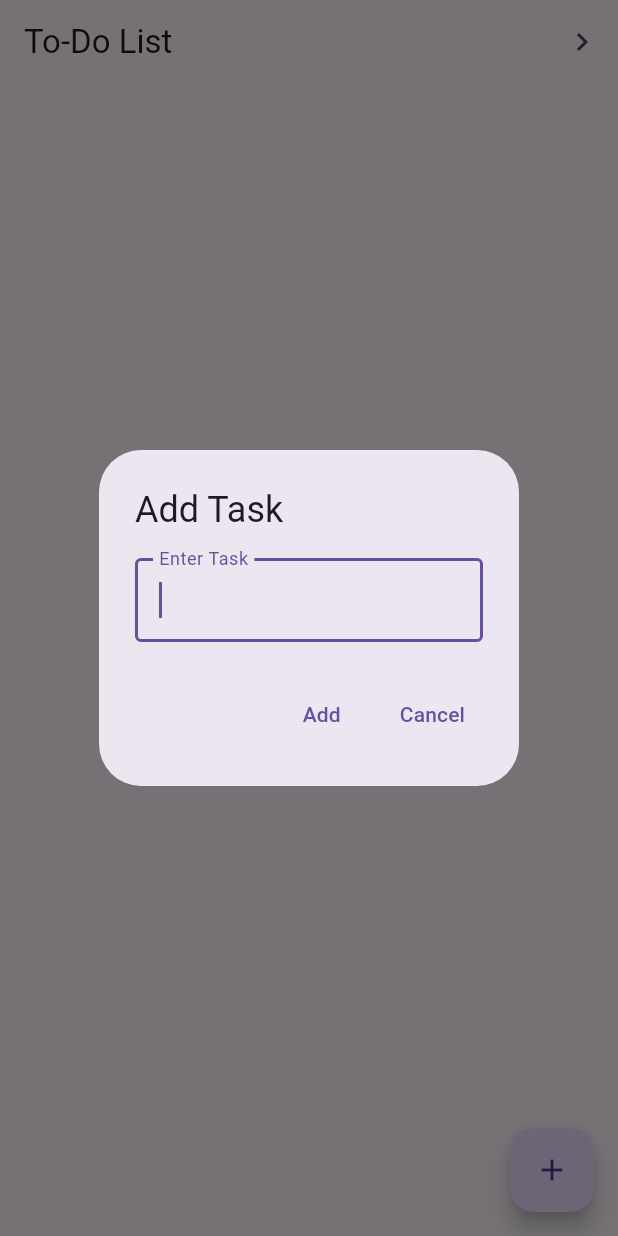
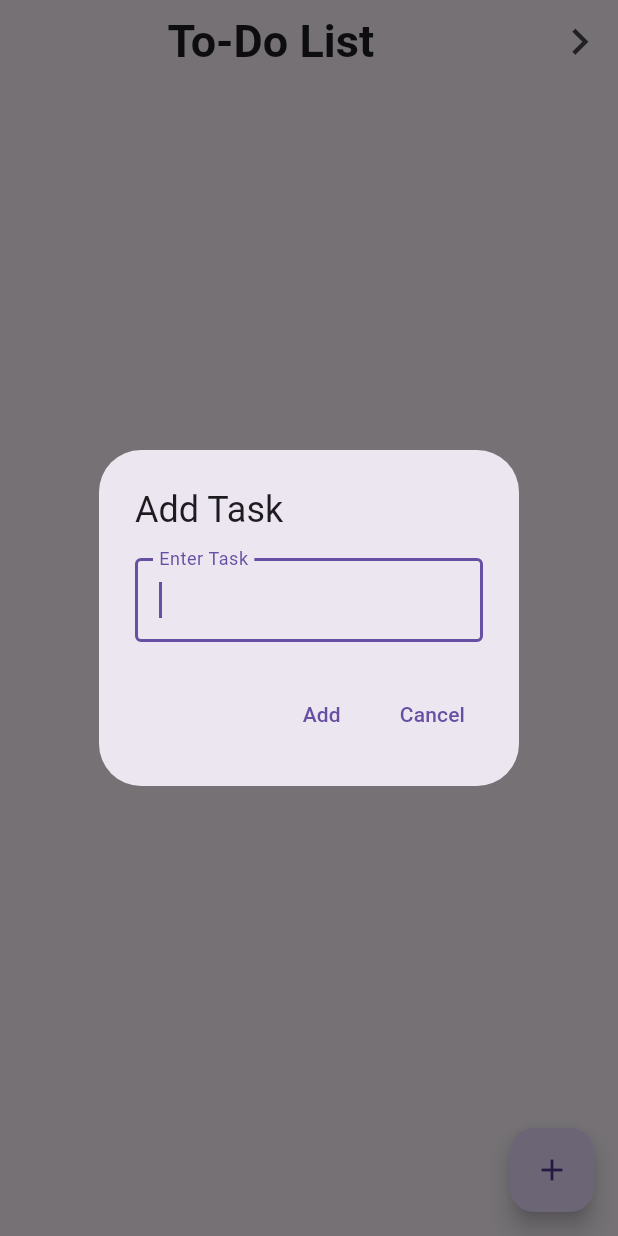
Before and after one commit to cha0uhanG/project, a Flutter app: the ToDoList screen opened directly, after a tap on the "add" icon, on a phone screen of 412 x 824 dp. Run offline on Flutter 3.47's test engine with Material 3 defaults, Android fonts, the phone set to English and light mode, and no system bars; our stand-ins replace shared_preferences; accounts and stored records are empty; network calls fail.

Commit message:
second commit

```diff
--- a/lib/Todoform.dart
+++ b/lib/Todoform.dart
@@ -3,9 +3,7 @@ import 'package:shared_preferences/shared_preferences.dart';
 import 'animal_screen.dart';
 import 'Animal_detail.dart';
 
-
-
-class TodoFormPage extends StatelessWidget {
+class TodoTaskPage extends StatelessWidget {
   @override
   Widget build(BuildContext context) {
     return MaterialApp(
@@ -26,15 +24,36 @@ class ToDoList extends StatefulWidget {
 class _ToDoListState extends State<ToDoList> {
   List<String> tasks = [];
 
+  @override
+  void initState() {
+    super.initState();
+    // Load tasks from shared preferences when the widget initializes
+    _loadTasks();
+  }
+
+  void _loadTasks() async {
+    SharedPreferences prefs = await SharedPreferences.getInstance();
+    setState(() {
+      tasks = prefs.getStringList('tasks') ?? [];
+    });
+  }
+
+  void _saveTasks() async {
+    SharedPreferences prefs = await SharedPreferences.getInstance();
+    await prefs.setStringList('tasks', tasks);
+  }
+
   void addTask(String task) {
     setState(() {
       tasks.add(task);
+      _saveTasks(); // Save tasks when a new task is added
     });
   }
 
   void deleteTask(int index) {
     setState(() {
       tasks.removeAt(index);
+      _saveTasks(); // Save tasks after deleting a task
     });
   }
 
@@ -81,14 +100,22 @@ class _ToDoListState extends State<ToDoList> {
   Widget build(BuildContext context) {
     return Scaffold(
       appBar: AppBar(
-        title: Text('To-Do List'),
+        title: Center(
+          child: Text(
+            'To-Do List',
+            style: TextStyle(
+              fontSize: 30,
+              fontWeight: FontWeight.bold,
+            ),
+          ),
+        ),
         actions: [
           IconButton(
-            icon: Icon(Icons.navigate_next),
+            icon: Icon(Icons.navigate_next,size:35 ,),
             onPressed: () {
               Navigator.push(
                 context,
-                MaterialPageRoute(builder: (context) =>  AnimalListPage()),
+                MaterialPageRoute(builder: (context) => AnimalListPage()),
               );
             },
           ),
--- a/lib/main.dart
+++ b/lib/main.dart
@@ -20,7 +20,7 @@ class MyApp extends StatelessWidget {
       initialRoute: '/',
       routes: {
         '/': (context) => TodoListPage(),
-        '/addTodo': (context) => TodoFormPage(),
+        '/addTodo': (context) => TodoTaskPage(),
         '/animalList': (context) => AnimalListPage(),
         '/animalDetails': (context) => AnimalDetailsPage(animalName: '',),
       },
@@ -75,7 +75,7 @@ class _TodoListPageState extends State<TodoListPage> {
   Widget build(BuildContext context) {
     return Scaffold(
       appBar: AppBar(
-        title: Center(child: Text('Todo List')),
+        title: Center(child: Text('Todo List',style: TextStyle(fontSize: 30, fontWeight: FontWeight.bold,),)),
       ),
       body: loading
           ? Center(child: CircularProgressIndicator())
```
